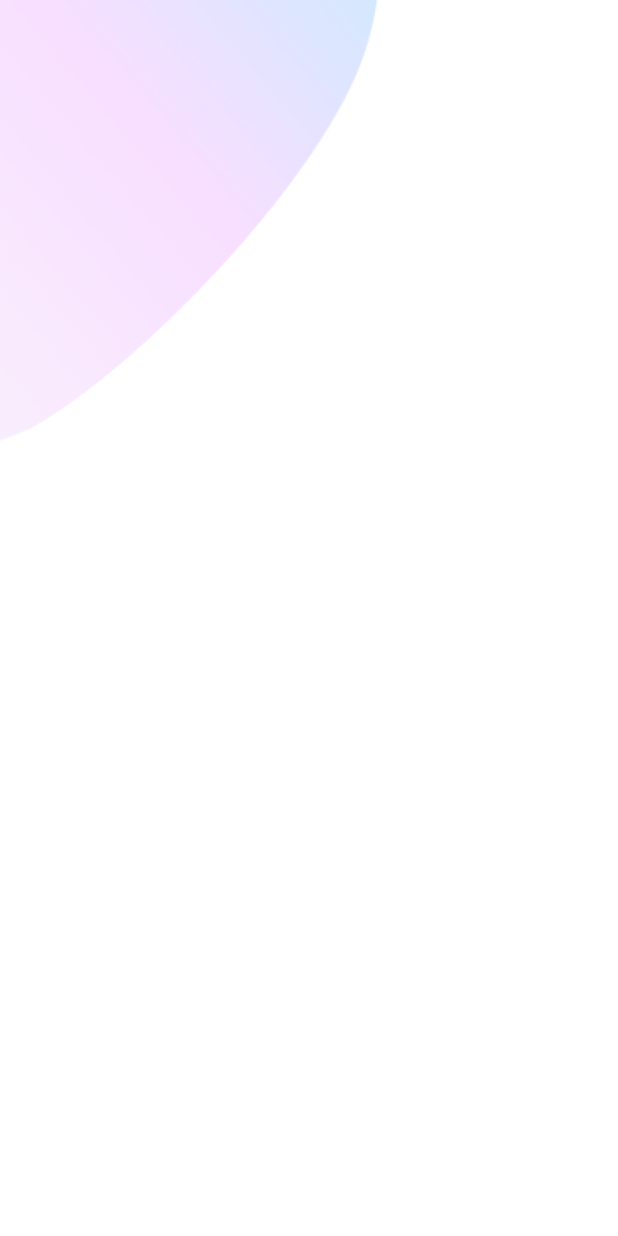
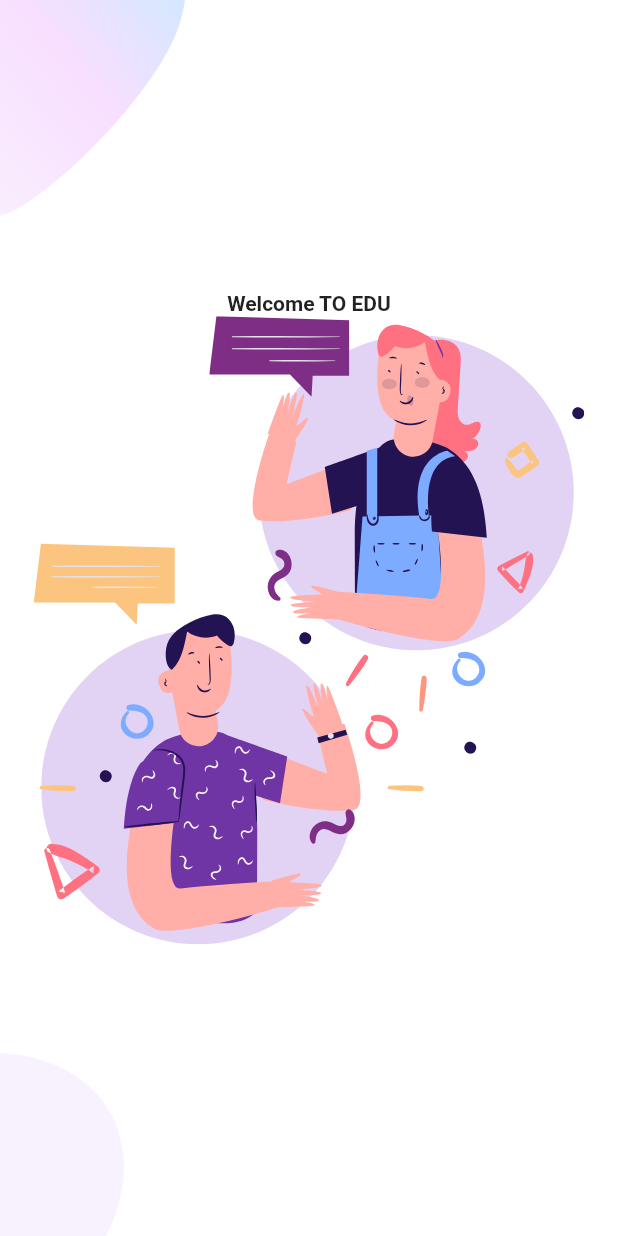
Before and after one commit to PawankumarPK/GamingApp, a Flutter app: the screen it shows after launch, on a phone screen of 412 x 824 dp. Run offline on Flutter 3.47's test engine with Material 2 defaults, Android fonts, the phone set to English and light mode, and no system bars; our stand-ins replace flutter_svg.

Commit message:
background done and image added on front

```diff
--- /dev/null
+++ b/lib/screens/Welcome/component/background.dart
@@ -0,0 +1,37 @@
+import 'package:flutter/material.dart';
+
+class Background extends StatelessWidget {
+  final Widget child;
+
+  const Background({Key key, @required this.child}) : super(key: key);
+
+  @override
+  Widget build(BuildContext context) {
+    Size size = MediaQuery.of(context).size;
+    return Container(
+      height: size.height,
+      width: double.infinity,
+      child: Stack(
+        alignment: Alignment.center,
+        children: <Widget>[
+          Positioned(
+              top: 0,
+              left: 0,
+              child: Image.asset(
+                "assets/images/main_top.png",
+                width: size.width * 0.3,
+              )),
+          Positioned(
+            bottom: 0,
+            left: 0,
+            child: Image.asset(
+              "assets/images/main_bottom.png",
+              width: size.width * 0.2,
+            ),
+          ),
+          child
+        ],
+      ),
+    );
+  }
+}
--- a/lib/screens/Welcome/component/body.dart
+++ b/lib/screens/Welcome/component/body.dart
@@ -1,19 +1,20 @@
 import 'package:flutter/material.dart';
-import 'package:flutter/rendering.dart';
+import 'package:flutter_svg/flutter_svg.dart';
+import 'background.dart';
 
 class Body extends StatelessWidget {
   @override
   Widget build(BuildContext context) {
-    Size size = MediaQuery.of(context).size;
+    return Background(
+      child: Column(
+        mainAxisAlignment: MainAxisAlignment.center,
+        children: <Widget>[
+          Text(
+            "Welcome TO EDU",
+            style: TextStyle(fontWeight: FontWeight.bold),
+          ),
+          SvgPicture.asset("assets/icons/chat.svg")
 
-    return Container(
-      height: size.height,
-      width: double.infinity,
-      child: Stack(
-        children: <Widget>[
-          Positioned(
-              child: Image.asset("assets/images/main_top.png")
-          )
         ],
       ),
     );
--- a/pubspec.yaml
+++ b/pubspec.yaml
@@ -28,7 +28,7 @@ dependencies:
   # The following adds the Cupertino Icons font to your application.
   # Use with the CupertinoIcons class for iOS style icons.
   cupertino_icons: ^1.0.2
-  flutter_svg: ^0.17.4
+  flutter_svg: ^0.20.0-nullsafety.3
 
 dev_dependencies:
   flutter_test:
```
Also changed, not shown: pubspec.lock.
